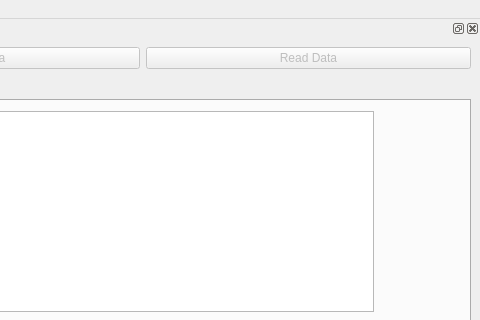
Old version of the form pyMT/DataGUI/data_plot.ui in the repository eroots/pyMT; both pictures show x 858 to 1338 and y 0 to 320 of the 1338 by 847 pixel window.
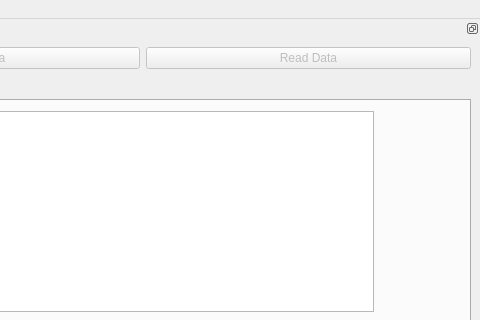
New version of the form. The open tabs and pages were chosen to show the change.

Patch:
```diff
--- a/pyMT/DataGUI/data_plot.ui
+++ b/pyMT/DataGUI/data_plot.ui
@@ -142,6 +142,9 @@
      <height>330</height>
     </size>
    </property>
+   <property name="features">
+    <set>QDockWidget::DockWidgetFloatable|QDockWidget::DockWidgetMovable</set>
+   </property>
    <attribute name="dockWidgetArea">
     <number>4</number>
    </attribute>
```
Left out of the diff: 2 changed lines with no effect on the pictures.
